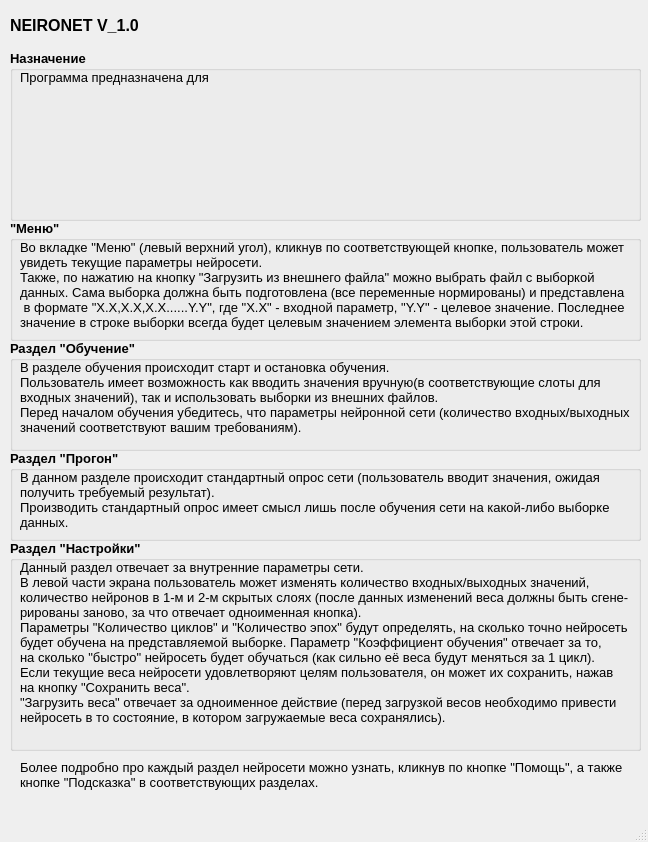
Above: uixml/FAQwindow.ui from ILTZ/NNGUI before the change. Below: the same form after it.
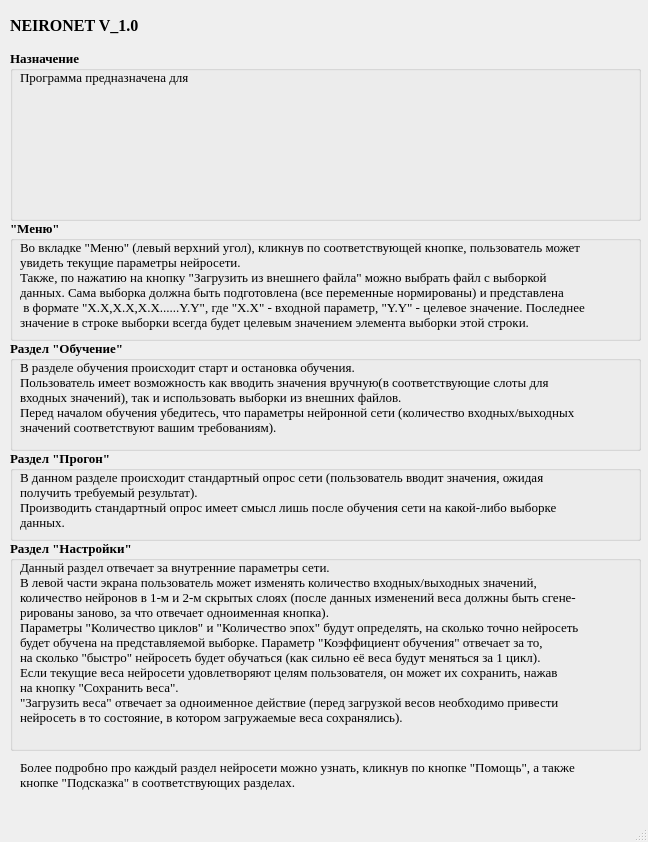
That is the form after the change. Icons and pictures are not drawn.

Patch:
```diff
--- a/uixml/FAQwindow.ui
+++ b/uixml/FAQwindow.ui
@@ -29,6 +29,7 @@
     </property>
     <property name="font">
      <font>
+      <family>Times New Roman</family>
       <pointsize>10</pointsize>
       <weight>75</weight>
       <bold>true</bold>
@@ -71,6 +72,7 @@
     </property>
     <property name="font">
      <font>
+      <family>Times New Roman</family>
       <pointsize>12</pointsize>
       <weight>75</weight>
       <bold>true</bold>
@@ -91,6 +93,7 @@
     </property>
     <property name="font">
      <font>
+      <family>Times New Roman</family>
       <pointsize>10</pointsize>
       <weight>75</weight>
       <bold>true</bold>
@@ -137,6 +140,7 @@
     </property>
     <property name="font">
      <font>
+      <family>Times New Roman</family>
       <pointsize>10</pointsize>
       <weight>75</weight>
       <bold>true</bold>
@@ -185,6 +189,7 @@
     </property>
     <property name="font">
      <font>
+      <family>Times New Roman</family>
       <pointsize>10</pointsize>
       <weight>75</weight>
       <bold>true</bold>
@@ -230,6 +235,7 @@
     </property>
     <property name="font">
      <font>
+      <family>Times New Roman</family>
       <pointsize>10</pointsize>
       <weight>75</weight>
       <bold>true</bold>
@@ -282,6 +288,7 @@
     </property>
     <property name="font">
      <font>
+      <family>Times New Roman</family>
       <pointsize>10</pointsize>
      </font>
     </property>
```
